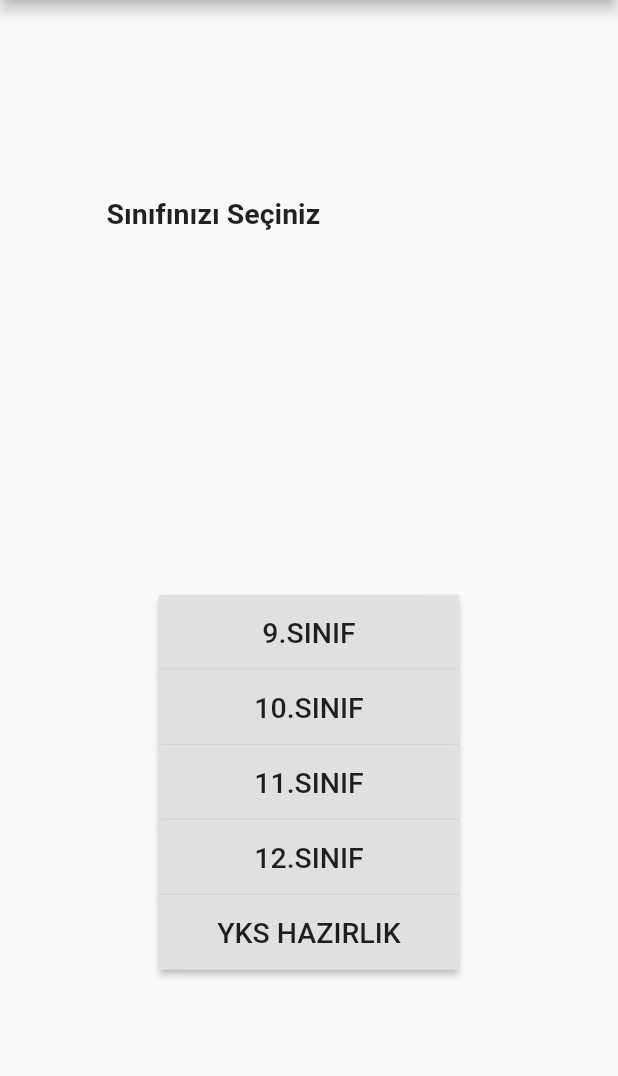
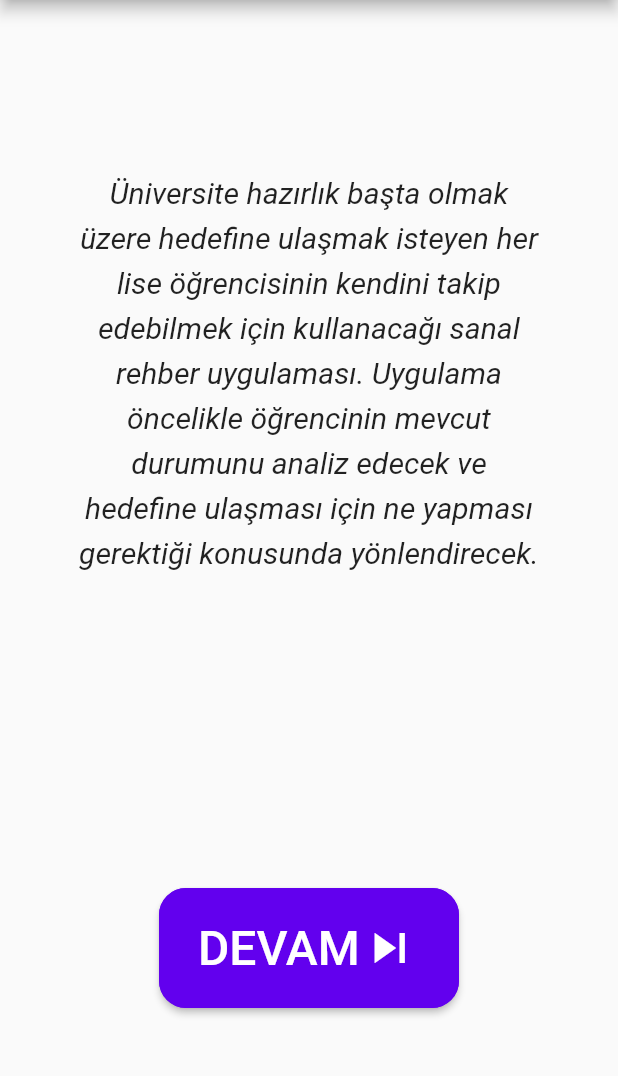
Before and after one commit to Y-usuf-18/Flutter-project, a Flutter app: the screen it shows after launch, on a phone screen of 412 x 824 dp, the part 84-1160 px from its top. Run offline on Flutter 3.47's test engine with Material 2 defaults, Android fonts, the phone set to English and light mode, and no system bars.

Commit message:
main.dart güncellendi

```diff
--- a/lib/main.dart
+++ b/lib/main.dart
@@ -2,100 +2,231 @@ import 'package:flutter/cupertino.dart';
 import 'package:flutter/material.dart';
 
 void main() {
-  runApp(MyApp());
+  runApp(MaterialApp(
+    debugShowCheckedModeBanner: false,
+    home: Hosgeldiniz(),
+  ));
 }
 
-class MyApp extends StatelessWidget {
+
+
+class Hosgeldiniz extends StatelessWidget{
   @override
   Widget build(BuildContext context) {
     return MaterialApp(
       debugShowCheckedModeBanner: false,
-      title: 'Welcome to Flutter',
+      title: "Hosgeldiniz",
       home: Scaffold(
         appBar: AppBar(
-          backgroundColor: Color(0xff6200ee),
           title: Center(
             child: Text("AKILLI REHBER"),
           ),
+          backgroundColor: Color(0xff6200ee),
+
+        ),
+        body: Center(
+          child: Column(
+            mainAxisAlignment: MainAxisAlignment.spaceEvenly,
+
+
+            children: [
+              SizedBox(
+
+                width: 340,
+                height: 400,
+                child: Padding(
+                  padding: const EdgeInsets.all(16.0),
+                  child: Text("Üniversite hazırlık başta olmak üzere hedefine ulaşmak isteyen her lise öğrencisinin kendini takip edebilmek için kullanacağı sanal rehber uygulaması. Uygulama öncelikle öğrencinin mevcut durumunu analiz edecek ve hedefine ulaşması için ne yapması gerektiği konusunda yönlendirecek.",style: TextStyle(fontSize: 20, height: 1.5, fontStyle: FontStyle.italic), textAlign: TextAlign.center,),
+                ),
+
+              ),
+
+            SizedBox(
+            width: 200,
+            height: 80,
+            child: RaisedButton(
+
+              shape: RoundedRectangleBorder(
+                borderRadius: BorderRadius.circular(18.0),
+                  side: BorderSide(color:Color(0xff6200ee))
+
+              ),
+              color: Color(0xff6200ee),
+
+              textColor: Colors.white,
+              onPressed: () => Navigator.push(
+                context,
+                MaterialPageRoute(builder: (context) => Grade()),
+              ),
+              child: Container(
+
+                padding: const EdgeInsets.all(10.0),
+              child: Row(
+
+                children: <Widget>[
+
+                Text(
+                "DEVAM",
+                style: TextStyle(
+                  fontSize: 32,
+                ),
+              ),
+                  Icon(Icons.skip_next, size: 40),
+            ],
+              ),
+            ),
+          ),),
+          ],
+          ),
+        ),
+      ),
+    );
+  }
+}
+
+class Grade extends StatelessWidget { // Bütün Classları İngilizce isimlendiriyoruz.
+  @override
+  Widget build(BuildContext context) {
+    return MaterialApp(
+      debugShowCheckedModeBanner: false,
+      title: 'Sınıf Seçimi',
+      home: Scaffold(
+        appBar: AppBar(
+          leading: IconButton(
+            icon: Icon(Icons.arrow_back),
+            onPressed: () => Navigator.of(context).pop(),
+          ),
+          backgroundColor: Color(0xff6200ee),
+          title: Text("AKILLI REHBER"),
+          centerTitle: true,
         ),
         body: Column(
           mainAxisAlignment: MainAxisAlignment.spaceAround ,
           children: [
-            Row(
-              crossAxisAlignment: CrossAxisAlignment.center,
+            GestureDetector(
+              onTap: (){},
+              child:  Row(
+                mainAxisAlignment: MainAxisAlignment.center,
+                children: <Widget>[
+                  Text('Bir sınıf seçiniz:',
+                      style: TextStyle(fontSize: 26, height: 5 ,fontWeight: FontWeight.bold)),
+                ],
+              ),
+            ),
+            Column(
+
               children: <Widget>[
                 Padding(
-                  padding: const EdgeInsets.only(left: 71, top: 10),
-                  child: Text(
-                    "Sınıfınızı Seçiniz",
-                    style: TextStyle(fontSize: 19, fontWeight: FontWeight.bold),
+                  padding: const EdgeInsets.all(16.0),
+                  child: SizedBox(
+                    width: 200,
+                    height: 72,
+                    child: RaisedButton(
+                      shape: RoundedRectangleBorder(
+                        borderRadius: BorderRadius.circular(18.0),
+                          side: BorderSide(color:Color(0xff6200ee)),
+
                       ),
-                ),
-              ],
-            ),
-            Column(
-              children: <Widget>[
-                SizedBox(
-                  width: 200,
-                  height: 50,
-                  child: RaisedButton(
+                      color: Color(0xff6200ee),
+                      textColor: Colors.white,
                       onPressed: () {},
                       child: Text(
                         "9.SINIF",
                         style: TextStyle(
-                        fontSize: 19,
+                          fontSize: 24,
                         ),
                       ),
                     ),
                   ),
-                SizedBox(
+                ),
+                Padding(
+                  padding: const EdgeInsets.all(16.0),
+                  child: SizedBox(
                     width: 200,
-                  height: 50,
+                    height: 72,
                     child: RaisedButton(
+                      shape: RoundedRectangleBorder(
+                        borderRadius: BorderRadius.circular(18.0),
+                          side: BorderSide(color:Color(0xff6200ee)),
+
+                      ),
+                      color: Color(0xff6200ee),
+                      textColor: Colors.white,
                       onPressed: () {},
                       child: Text(
                         "10.SINIF",
                         style: TextStyle(
-                        fontSize: 19,
+                          fontSize: 24,
                         ),
                       ),
                     ),
                   ),
-                SizedBox(
+                ),
+                Padding(
+                  padding: const EdgeInsets.all(16.0),
+                  child: SizedBox(
                     width: 200,
-                  height: 50,
+                    height: 72,
                     child: RaisedButton(
+                      shape: RoundedRectangleBorder(
+                        borderRadius: BorderRadius.circular(18.0),
+                          side: BorderSide(color:Color(0xff6200ee)),
+
+                      ),
+                      color: Color(0xff6200ee),
+                      textColor: Colors.white,
                       onPressed: () {},
                       child: Text(
                         "11.SINIF",
                         style: TextStyle(
-                        fontSize: 19,
+                          fontSize: 24,
                         ),
                       ),
                     ),
                   ),
-                SizedBox(
+                ),
+                Padding(
+                  padding: const EdgeInsets.all(16.0),
+                  child: SizedBox(
                     width: 200,
-                  height: 50,
+                    height: 72,
                     child: RaisedButton(
+                      shape: RoundedRectangleBorder(
+                        borderRadius: BorderRadius.circular(18.0),
+                          side: BorderSide(color:Color(0xff6200ee)),
+
+                      ),
+                      color: Color(0xff6200ee),
+                      textColor: Colors.white,
                       onPressed: () {},
                       child: Text(
                         "12.SINIF",
                         style: TextStyle(
-                        fontSize: 19,
+                          fontSize: 24,
                         ),
                       ),
                     ),
                   ),
-                SizedBox(
+                ),
+                Padding(
+                  padding: const EdgeInsets.all(16.0),
+                  child: SizedBox(
                     width: 200,
-                  height: 50,
+                    height: 72,
                     child: RaisedButton(
+                      shape: RoundedRectangleBorder(
+                        borderRadius: BorderRadius.circular(18.0),
+                          side: BorderSide(color:Color(0xff6200ee)),
+
+                      ),
+                      color: Color(0xff6200ee),
+                      textColor: Colors.white,
                       onPressed: () {},
                       child: Text(
                         "YKS HAZIRLIK",
                         style: TextStyle(
-                        fontSize: 19,
+                          fontSize: 24,
+                        ),
                       ),
                     ),
                   ),
```
Lines whose indentation alone changed are shown as unchanged.
